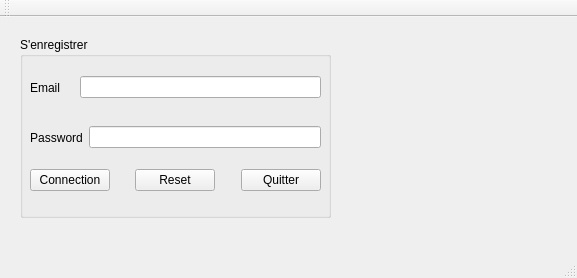
This is interface/loginscreen.ui in Kaputchino/Projet_Tulle as Qt 5 draws it before an edit. The edited form follows.
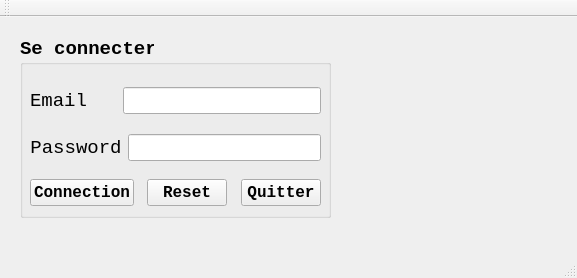
This is the edited form.

Commit message: c'est moche

```diff
--- a/interface/loginscreen.ui
+++ b/interface/loginscreen.ui
@@ -14,6 +14,13 @@
    <string>MainWindow</string>
   </property>
   <widget class="QWidget" name="centralwidget">
+   <property name="font">
+    <font>
+     <family>Consolas</family>
+     <pointsize>14</pointsize>
+     <bold>true</bold>
+    </font>
+   </property>
    <widget class="QGroupBox" name="groupBox">
     <property name="geometry">
      <rect>
@@ -24,15 +31,15 @@
      </rect>
     </property>
     <property name="title">
-     <string>S'enregistrer</string>
+     <string>Se connecter</string>
     </property>
-    <widget class="QWidget" name="">
+    <widget class="QWidget" name="layoutWidget">
      <property name="geometry">
       <rect>
        <x>10</x>
-       <y>30</y>
+       <y>40</y>
        <width>291</width>
-       <height>41</height>
+       <height>47</height>
       </rect>
      </property>
      <layout class="QHBoxLayout" name="emailZone">
@@ -41,6 +48,14 @@
       </property>
       <item>
        <widget class="QLabel" name="emailLabel">
+        <property name="font">
+         <font>
+          <family>Consolas</family>
+          <pointsize>14</pointsize>
+          <bold>false</bold>
+          <strikeout>false</strikeout>
+         </font>
+        </property>
         <property name="text">
          <string>Email</string>
         </property>
@@ -68,7 +83,7 @@
         </property>
         <property name="sizeHint" stdset="0">
          <size>
-          <width>14</width>
+          <width>30</width>
           <height>20</height>
          </size>
         </property>
@@ -76,6 +91,16 @@
       </item>
       <item>
        <widget class="QLineEdit" name="emailEdit">
+        <property name="font">
+         <font>
+          <family>Consolas</family>
+          <pointsize>12</pointsize>
+          <bold>true</bold>
+         </font>
+        </property>
+        <property name="inputMethodHints">
+         <set>Qt::ImhEmailCharactersOnly</set>
+        </property>
         <property name="inputMask">
          <string/>
         </property>
@@ -83,18 +108,25 @@
       </item>
      </layout>
     </widget>
-    <widget class="QWidget" name="">
+    <widget class="QWidget" name="layoutWidget">
      <property name="geometry">
       <rect>
        <x>10</x>
-       <y>130</y>
+       <y>140</y>
        <width>291</width>
-       <height>26</height>
+       <height>32</height>
       </rect>
      </property>
      <layout class="QHBoxLayout" name="buttonZone">
       <item>
        <widget class="QPushButton" name="connectionButton">
+        <property name="font">
+         <font>
+          <family>Consolas</family>
+          <pointsize>12</pointsize>
+          <bold>true</bold>
+         </font>
+        </property>
         <property name="text">
          <string>Connection</string>
         </property>
@@ -117,7 +149,14 @@
        </spacer>
       </item>
       <item>
-       <widget class="QPushButton" name="pushButton_2">
+       <widget class="QPushButton" name="resetButton">
+        <property name="font">
+         <font>
+          <family>Consolas</family>
+          <pointsize>12</pointsize>
+          <bold>true</bold>
+         </font>
+        </property>
         <property name="text">
          <string>Reset</string>
         </property>
@@ -140,7 +179,14 @@
        </spacer>
       </item>
       <item>
-       <widget class="QPushButton" name="pushButton_3">
+       <widget class="QPushButton" name="quitButton">
+        <property name="font">
+         <font>
+          <family>Consolas</family>
+          <pointsize>12</pointsize>
+          <bold>true</bold>
+         </font>
+        </property>
         <property name="text">
          <string>Quitter</string>
         </property>
@@ -148,11 +194,11 @@
       </item>
      </layout>
     </widget>
-    <widget class="QWidget" name="">
+    <widget class="QWidget" name="layoutWidget">
      <property name="geometry">
       <rect>
        <x>10</x>
-       <y>80</y>
+       <y>90</y>
        <width>291</width>
        <height>41</height>
       </rect>
@@ -163,6 +209,13 @@
       </property>
       <item>
        <widget class="QLabel" name="passLabel">
+        <property name="font">
+         <font>
+          <family>Consolas</family>
+          <pointsize>14</pointsize>
+          <bold>false</bold>
+         </font>
+        </property>
         <property name="text">
          <string>Password</string>
         </property>
@@ -187,7 +240,18 @@
        </widget>
       </item>
       <item>
-       <widget class="QLineEdit" name="passEdit"/>
+       <widget class="QLineEdit" name="passEdit">
+        <property name="font">
+         <font>
+          <family>Consolas</family>
+          <pointsize>12</pointsize>
+          <bold>true</bold>
+         </font>
+        </property>
+        <property name="inputMethodHints">
+         <set>Qt::ImhHiddenText</set>
+        </property>
+       </widget>
       </item>
      </layout>
     </widget>
```
Left out of the diff: 8 changed lines with no effect on the pictures. The commit also changes 2 other files.
